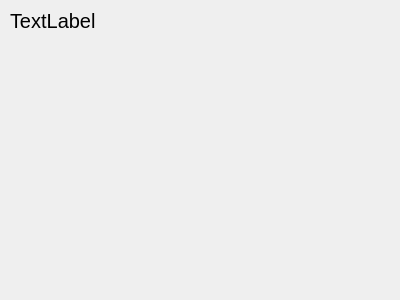
First picture: the form in uis/child_card.ui, repository DashaSimonova/school_project, before the edit.
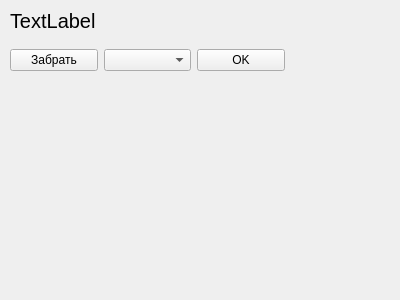
Second picture: the form after the edit.

```diff
--- a/uis/child_card.ui
+++ b/uis/child_card.ui
@@ -31,6 +31,39 @@
     <string>TextLabel</string>
    </property>
   </widget>
+  <widget class="QWidget" name="horizontalLayoutWidget">
+   <property name="geometry">
+    <rect>
+     <x>10</x>
+     <y>40</y>
+     <width>275</width>
+     <height>41</height>
+    </rect>
+   </property>
+   <layout class="QHBoxLayout" name="horizontalLayout">
+    <item>
+     <widget class="QPushButton" name="pushButton">
+      <property name="text">
+       <string>Забрать</string>
+      </property>
+     </widget>
+    </item>
+    <item>
+     <widget class="QComboBox" name="time_list">
+      <property name="maxVisibleItems">
+       <number>4</number>
+      </property>
+     </widget>
+    </item>
+    <item>
+     <widget class="QPushButton" name="choose_timebutton">
+      <property name="text">
+       <string>OK</string>
+      </property>
+     </widget>
+    </item>
+   </layout>
+  </widget>
  </widget>
  <resources/>
  <connections/>
```
